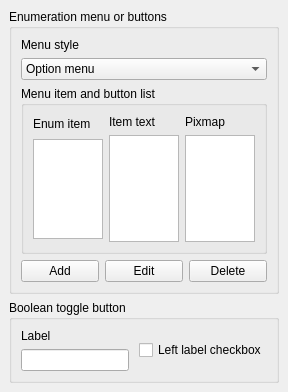
Old version of the form lavape/src/LavaPE_UI/idd_menupage.ui in the repository berkus/lavape.
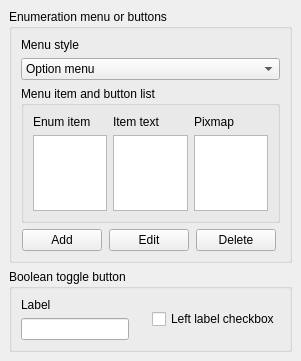
New version of the form.

Patch:
```diff
--- a/lavape/src/LavaPE_UI/idd_menupage.ui
+++ b/lavape/src/LavaPE_UI/idd_menupage.ui
@@ -8,14 +8,12 @@
    <rect>
     <x>0</x>
     <y>0</y>
-    <width>267</width>
-    <height>392</height>
+    <width>301</width>
+    <height>361</height>
    </rect>
   </property>
   <property name="sizePolicy" >
-   <sizepolicy>
-    <hsizetype>7</hsizetype>
-    <vsizetype>7</vsizetype>
+   <sizepolicy vsizetype="Expanding" hsizetype="Expanding" >
     <horstretch>0</horstretch>
     <verstretch>0</verstretch>
    </sizepolicy>
@@ -113,9 +111,7 @@
            <item>
             <widget class="QLabel" name="Label_ IDC_STATIC" >
              <property name="sizePolicy" >
-              <sizepolicy>
-               <hsizetype>5</hsizetype>
-               <vsizetype>0</vsizetype>
+              <sizepolicy vsizetype="Fixed" hsizetype="Preferred" >
                <horstretch>0</horstretch>
                <verstretch>0</verstretch>
               </sizepolicy>
@@ -134,9 +130,7 @@
            <item>
             <widget class="QListWidget" name="Menuitems" >
              <property name="sizePolicy" >
-              <sizepolicy>
-               <hsizetype>5</hsizetype>
-               <vsizetype>5</vsizetype>
+              <sizepolicy vsizetype="Preferred" hsizetype="Preferred" >
                <horstretch>0</horstretch>
                <verstretch>0</verstretch>
               </sizepolicy>
@@ -175,9 +169,7 @@
            <item>
             <widget class="QListWidget" name="LButtonText" >
              <property name="sizePolicy" >
-              <sizepolicy>
-               <hsizetype>5</hsizetype>
-               <vsizetype>5</vsizetype>
+              <sizepolicy vsizetype="Preferred" hsizetype="Preferred" >
                <horstretch>0</horstretch>
                <verstretch>0</verstretch>
               </sizepolicy>
@@ -204,9 +196,7 @@
            <item>
             <widget class="QListWidget" name="Pixmap" >
              <property name="sizePolicy" >
-              <sizepolicy>
-               <hsizetype>5</hsizetype>
-               <vsizetype>5</vsizetype>
+              <sizepolicy vsizetype="Preferred" hsizetype="Preferred" >
                <horstretch>0</horstretch>
                <verstretch>0</verstretch>
               </sizepolicy>
@@ -229,9 +219,7 @@
         <item>
          <widget class="QPushButton" name="AddButton" >
           <property name="sizePolicy" >
-           <sizepolicy>
-            <hsizetype>0</hsizetype>
-            <vsizetype>0</vsizetype>
+           <sizepolicy vsizetype="Fixed" hsizetype="Fixed" >
             <horstretch>0</horstretch>
             <verstretch>0</verstretch>
            </sizepolicy>
@@ -253,9 +241,7 @@
         <item>
          <widget class="QPushButton" name="EditButton" >
           <property name="sizePolicy" >
-           <sizepolicy>
-            <hsizetype>0</hsizetype>
-            <vsizetype>0</vsizetype>
+           <sizepolicy vsizetype="Fixed" hsizetype="Fixed" >
             <horstretch>0</horstretch>
             <verstretch>0</verstretch>
            </sizepolicy>
@@ -277,9 +263,7 @@
         <item>
          <widget class="QPushButton" name="DeleteButton" >
           <property name="sizePolicy" >
-           <sizepolicy>
-            <hsizetype>0</hsizetype>
-            <vsizetype>0</vsizetype>
+           <sizepolicy vsizetype="Fixed" hsizetype="Fixed" >
             <horstretch>0</horstretch>
             <verstretch>0</verstretch>
            </sizepolicy>
@@ -329,9 +313,7 @@
         <item>
          <widget class="QLabel" name="Label_IDC_STATIC18" >
           <property name="sizePolicy" >
-           <sizepolicy>
-            <hsizetype>5</hsizetype>
-            <vsizetype>0</vsizetype>
+           <sizepolicy vsizetype="Fixed" hsizetype="Preferred" >
             <horstretch>0</horstretch>
             <verstretch>0</verstretch>
            </sizepolicy>
@@ -350,9 +332,7 @@
         <item>
          <widget class="QLineEdit" name="ToggleLabel" >
           <property name="sizePolicy" >
-           <sizepolicy>
-            <hsizetype>1</hsizetype>
-            <vsizetype>0</vsizetype>
+           <sizepolicy vsizetype="Fixed" hsizetype="Minimum" >
             <horstretch>0</horstretch>
             <verstretch>0</verstretch>
            </sizepolicy>
```
Left out of the diff: 154 changed lines with no effect on the pictures.
